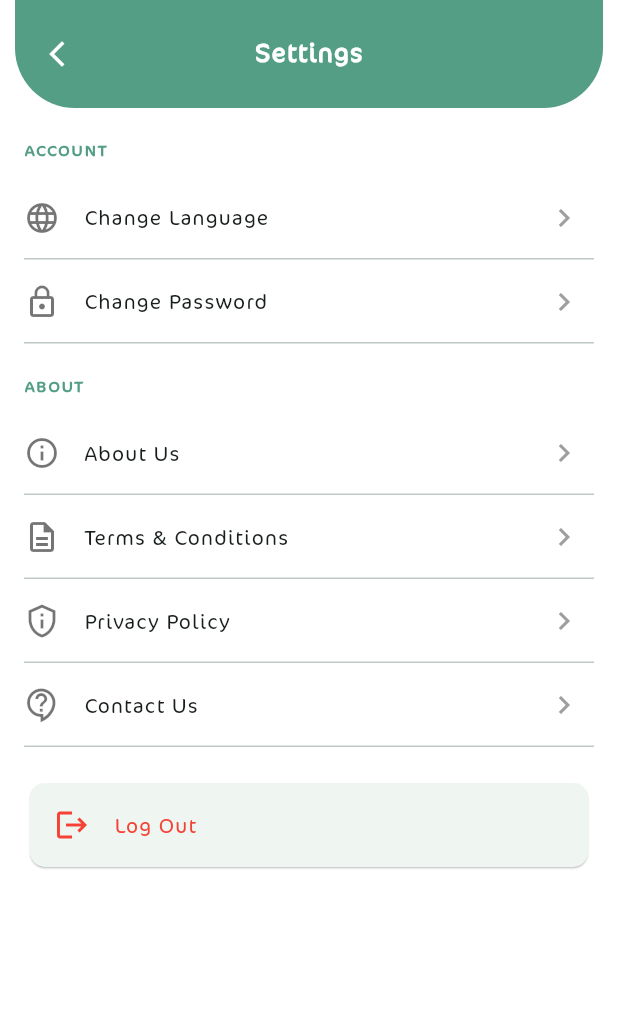
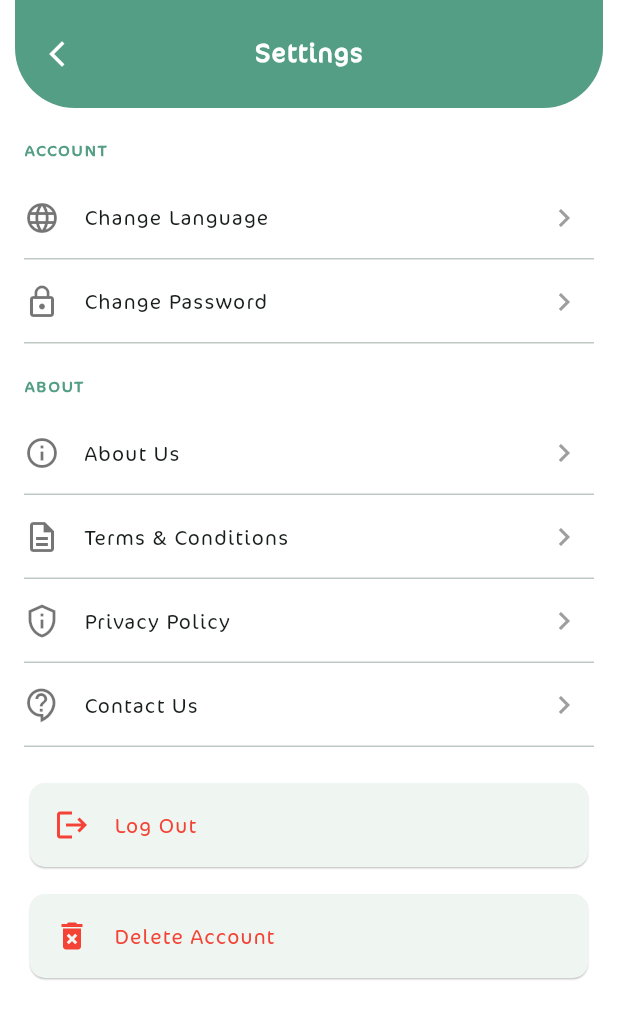
Before and after one commit to AHNXD/tabiby, a Flutter app: the SettingsScreen screen opened by its route, on a phone screen of 412 x 824 dp. Shown: the top 1019 px of the screen. Run offline on Flutter 3.47's test engine with Material 3 defaults, Android fonts, the phone set to English and light mode, and no system bars; our stand-ins replace awesome_dialog, cached_network_image, dartz, dio, equatable, firebase_messaging and 9 more; missing offline and left inert: no_screenshot, phone_form_field; accounts and stored records are empty.

Commit message:
add account delete

```diff
--- a/assets/lang/ar.json
+++ b/assets/lang/ar.json
@@ -281,5 +281,9 @@
     "contact_address_line1": "سوريا",
     "contact_address_line2": "دمشق",
 
-    "contact_call_to_action": "راسل فريق الدعم"
+    "contact_call_to_action": "راسل فريق الدعم",
+    "deleting_account": "جاري حذف الحساب...",
+    "delete_account": "حذف الحساب",
+    "account_deleted_success": "تم حذف الحساب بنجاح.",
+    "delete_account_confirmation_message": "هل أنت متأكد أنك تريد حذف حسابك؟ لا يمكن التراجع عن هذا الإجراء."
 }
--- a/assets/lang/en.json
+++ b/assets/lang/en.json
@@ -277,5 +277,10 @@
     "contact_address_line1": "Syria",
     "contact_address_line2": "Damascus",
 
-    "contact_call_to_action": "Email Our Support Team"
+    "contact_call_to_action": "Email Our Support Team",
+
+    "deleting_account": "Deleting Account...",
+    "delete_account": "Delete Account",
+    "account_deleted_success": "Account deleted successfully.",
+    "delete_account_confirmation_message": "Are you sure you want to delete your account? This action cannot be undone."
 }
--- a/lib/core/utils/functions.dart
+++ b/lib/core/utils/functions.dart
@@ -23,7 +23,6 @@ Future<void> disableScreenshot() async {
   await noScreenshot.screenshotOff();
   isSecureMode = true;
 }
-
 
 //navigators
 Route goRoute({required var x}) {
--- a/lib/features/shared/settings/view/sections/settings_buttons_section.dart
+++ b/lib/features/shared/settings/view/sections/settings_buttons_section.dart
@@ -1,3 +1,4 @@
+import 'package:awesome_dialog/awesome_dialog.dart';
 import 'package:flutter/material.dart';
 import 'package:flutter_bloc/flutter_bloc.dart';
 import 'package:tabiby/core/utils/app_localizations.dart';
@@ -6,9 +7,11 @@ import 'package:tabiby/features/auth/presentation/views/confirm_password/present
 import 'package:tabiby/features/auth/presentation/views/login/view/login_screen.dart';
 import 'package:tabiby/features/shared/about_us/presentation/view/about_us_screen.dart';
 import 'package:tabiby/features/shared/contact_us/presentation/view/contact_us_screen.dart';
+import 'package:tabiby/features/shared/welcome/view/welcome_screen.dart';
 
 import '../../../../../core/locale/locale_cubit.dart';
 import '../../../../auth/presentation/view-model/logout_cubit/logout_cubit.dart';
+import '../../../../user_app/user/presentation/view-model/user_cubit/user_cubit.dart';
 import '../../../privacy_policy/presentation/view/privacy_policy_screen.dart';
 import '../../../terms_and_condition/presentation/view/terms_and_conditions_screen.dart';
 import '../widgets/settings_tile.dart';
@@ -78,34 +81,36 @@ class SettingsButtonsSection extends StatelessWidget {
   }
 
   void _showLogoutConfirmation(BuildContext context) {
-    showDialog(
+    showAwesomeDialog(
       context: context,
-      builder: (ctx) => AlertDialog(
-        title: Text('log_out'.tr(context)),
-        content: Text('logout_confirmation_message'.tr(context)),
-        actions: <Widget>[
-          TextButton(
-            child: Text('cancel'.tr(context)),
-            onPressed: () => Navigator.of(ctx).pop(),
-          ),
-          TextButton(
-            child: Text(
-              'log_out'.tr(context),
-              style: const TextStyle(color: Colors.red),
-            ),
-            onPressed: () {
-              Navigator.of(ctx).pop();
+      dialogType: DialogType.warning,
+      title: 'log_out'.tr(context),
+      desc: 'logout_confirmation_message'.tr(context),
+      btnOk: () {
         context.read<LogoutCubit>().logout();
       },
-          ),
-        ],
-      ),
+      btnCancel: () {},
+    );
+  }
+
+  void _showDeleteAccountConfirmation(BuildContext context) {
+    showAwesomeDialog(
+      context: context,
+      dialogType: DialogType.warning,
+      title: 'delete_account'.tr(context),
+      desc: 'delete_account_confirmation_message'.tr(context),
+      btnOk: () {
+        context.read<UserCubit>().deleteProfile();
+      },
+      btnCancel: () {},
     );
   }
 
   @override
   Widget build(BuildContext context) {
-    return BlocListener<LogoutCubit, LogoutState>(
+    return MultiBlocListener(
+      listeners: [
+        BlocListener<LogoutCubit, LogoutState>(
           listener: (context, state) {
             if (state is LogoutSuccess) {
               messages(context, "logout_success".tr(context), Colors.green);
@@ -118,9 +123,36 @@ class SettingsButtonsSection extends StatelessWidget {
               messages(context, state.errorMsg.tr(context), Colors.red);
             }
           },
+        ),
+
+        BlocListener<UserCubit, UserState>(
+          listener: (context, state) {
+            if (state is UserDeleteSuccess) {
+              messages(
+                context,
+                "account_deleted_success".tr(context),
+                Colors.green,
+              );
+              Navigator.pushNamedAndRemoveUntil(
+                context,
+                WelcomeScreen.routeName,
+                (Route<dynamic> route) => false,
+              );
+            } else if (state is UserError) {
+              messages(context, state.errorMsg.tr(context), Colors.red);
+            }
+          },
+        ),
+      ],
       child: BlocBuilder<LogoutCubit, LogoutState>(
-        builder: (context, state) {
-          final bool isLoading = state is LogoutLoading;
+        builder: (context, logoutState) {
+          final bool isLogoutLoading = logoutState is LogoutLoading;
+          // 🔴 Use BlocBuilder for UserCubit to handle delete loading state
+          return BlocBuilder<UserCubit, UserState>(
+            builder: (context, userState) {
+              final bool isDeleteLoading = userState is UserLoading;
+              final bool anyLoading = isLogoutLoading || isDeleteLoading;
+
               return ListView(
                 children: <Widget>[
                   SettingsSectionHeader(title: 'account'.tr(context)),
@@ -156,8 +188,10 @@ class SettingsButtonsSection extends StatelessWidget {
                   SettingsTile(
                     icon: Icons.privacy_tip_outlined,
                     title: 'privacy_policy'.tr(context),
-                onTap: () =>
-                    Navigator.pushNamed(context, PrivacyPolicyScreen.routeName),
+                    onTap: () => Navigator.pushNamed(
+                      context,
+                      PrivacyPolicyScreen.routeName,
+                    ),
                   ),
                   SettingsTile(
                     icon: Icons.contact_support_outlined,
@@ -167,6 +201,8 @@ class SettingsButtonsSection extends StatelessWidget {
                   ),
 
                   const SizedBox(height: 20),
+
+                  // 🔴 LOGOUT BUTTON
                   Padding(
                     padding: const EdgeInsets.symmetric(horizontal: 16.0),
                     child: Card(
@@ -175,7 +211,7 @@ class SettingsButtonsSection extends StatelessWidget {
                         borderRadius: BorderRadius.circular(10.0),
                       ),
                       child: ListTile(
-                    leading: isLoading
+                        leading: isLogoutLoading
                             ? const SizedBox(
                                 width: 24,
                                 height: 24,
@@ -186,7 +222,7 @@ class SettingsButtonsSection extends StatelessWidget {
                               )
                             : const Icon(Icons.logout, color: Colors.red),
                         title: Text(
-                      isLoading
+                          isLogoutLoading
                               ? 'logging_out'.tr(context)
                               : 'log_out'.tr(context),
                           style: const TextStyle(
@@ -194,10 +230,47 @@ class SettingsButtonsSection extends StatelessWidget {
                             fontWeight: FontWeight.w500,
                           ),
                         ),
-
-                    onTap: isLoading
+                        onTap: anyLoading
                             ? null
                             : () => _showLogoutConfirmation(context),
+                      ),
+                    ),
+                  ),
+                  const SizedBox(height: 10),
+
+                  Padding(
+                    padding: const EdgeInsets.symmetric(horizontal: 16.0),
+                    child: Card(
+                      elevation: 0.5,
+                      shape: RoundedRectangleBorder(
+                        borderRadius: BorderRadius.circular(10.0),
+                      ),
+                      child: ListTile(
+                        leading: isDeleteLoading
+                            ? const SizedBox(
+                                width: 24,
+                                height: 24,
+                                child: CircularProgressIndicator(
+                                  strokeWidth: 2,
+                                  color: Colors.red,
+                                ),
+                              )
+                            : const Icon(
+                                Icons.delete_forever,
+                                color: Colors.red,
+                              ),
+                        title: Text(
+                          isDeleteLoading
+                              ? 'deleting_account'.tr(context)
+                              : 'delete_account'.tr(context),
+                          style: const TextStyle(
+                            color: Colors.red,
+                            fontWeight: FontWeight.w500,
+                          ),
+                        ),
+                        onTap: anyLoading
+                            ? null
+                            : () => _showDeleteAccountConfirmation(context),
                       ),
                     ),
                   ),
@@ -205,6 +278,8 @@ class SettingsButtonsSection extends StatelessWidget {
                 ],
               );
             },
+          );
+        },
       ),
     );
   }
--- a/lib/features/user_app/user/data/repos/user_repo_iplm.dart
+++ b/lib/features/user_app/user/data/repos/user_repo_iplm.dart
@@ -34,7 +34,10 @@ class UserRepoIplm implements UserRepo {
   @override
   Future<Either<Failure, bool>> deleteProfile() async {
     try {
-      var resp = await _apiServices.get(endPoint: Urls.deleteProfile);
+      var resp = await _apiServices.post(
+        endPoint: Urls.deleteProfile,
+        data: {},
+      );
 
       if (resp.statusCode == 200 && resp.data['status'] == true) {
         CacheHelper.removeData(key: 'token');
--- a/lib/features/user_app/user/presentation/view-model/user_cubit/user_state.dart
+++ b/lib/features/user_app/user/presentation/view-model/user_cubit/user_state.dart
@@ -26,3 +26,5 @@ final class UserSuccess extends UserState {
   @override
   List<Object> get props => [user];
 }
+
+final class UserDeleteSuccess extends UserState {}
```
Also changed, not shown: lib/features/user_app/user/presentation/view-model/user_cubit/user_cubit.dart (+8 -0 lines). Lines whose indentation alone changed are shown as unchanged.
